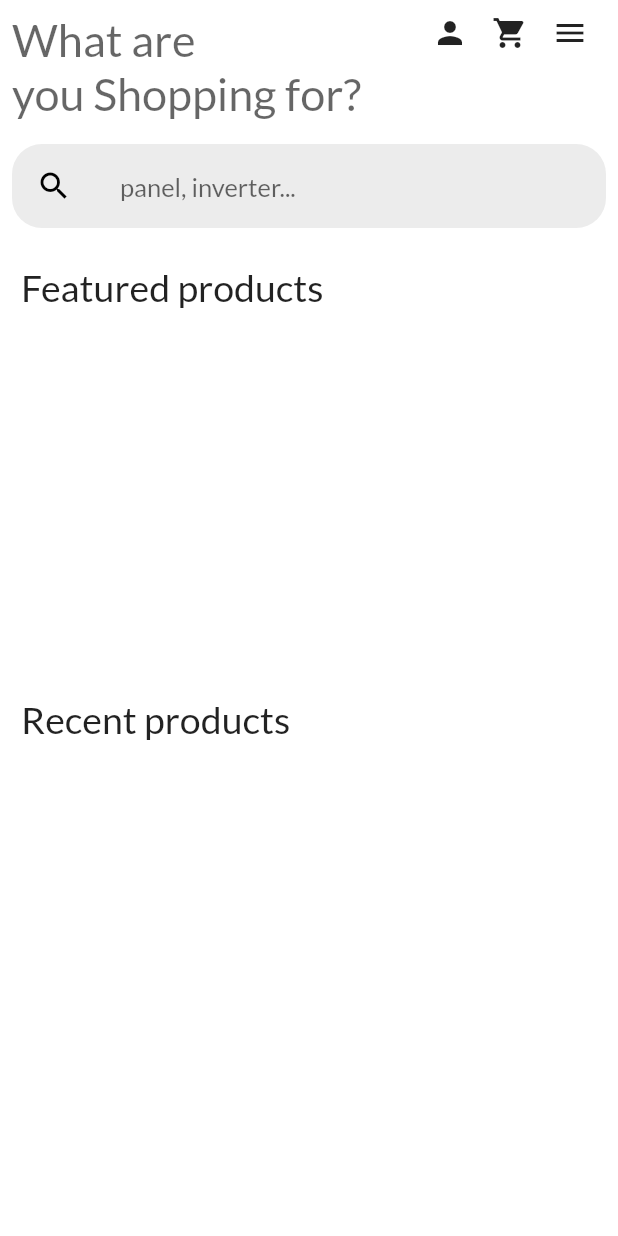
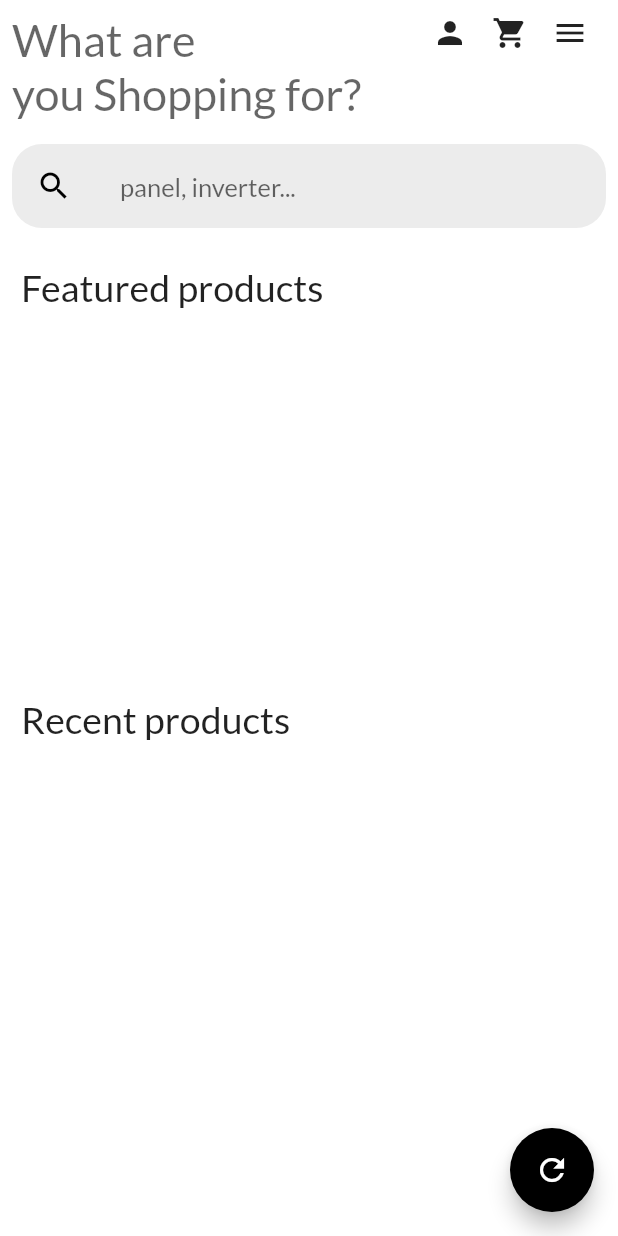
Before and after one commit to Ecodes-lab/as_solar_sales, a Flutter app: the screen it shows once a user with an empty profile is signed in, on a phone screen of 412 x 824 dp. Run offline on Flutter 3.47's test engine with Material 2 defaults, Android fonts, the phone set to English and light mode, and no system bars; our stand-ins replace carousel_pro, carousel_slider, cloud_firestore, dio, firebase_auth, firebase_core and 6 more; missing offline and left inert: flutter_paystack; accounts and stored records are empty.

```diff
--- a/lib/main.dart
+++ b/lib/main.dart
@@ -1,3 +1,4 @@
+import 'package:as_solar_sales/screens/confirm_email.dart';
 import 'package:firebase_auth/firebase_auth.dart';
 import 'package:firebase_core/firebase_core.dart';
 import 'package:as_solar_sales/provider/app.dart';
@@ -41,6 +42,8 @@ class ScreensController extends StatelessWidget {
         return Login();
       case Status.Authenticated:
         return HomePage();
+      case Status.ConfirmEmail:
+        return ConfirmEmail();
       default: return Login();
     }
   }
--- a/lib/models/user.dart
+++ b/lib/models/user.dart
@@ -10,6 +10,8 @@ class UserModel {
   static const PAYSTACK_ID = "paystackId";
   static const CART = "cart";
   static const ACTIVE_CARD = "activeCard";
+  static const IS_ADMIN = "isAdmin";
+  static const IS_SUPER_ADMIN = "isSuperAdmin";
 
 
   String _name;
@@ -19,6 +21,8 @@ class UserModel {
   String _paystackId;
   String _activeCard;
   int _priceSum = 0;
+  bool _isAdmin;
+  bool _isSuperAdmin;
 
 
 //  getters
@@ -39,6 +43,11 @@ class UserModel {
   int totalCartPrice;
 
 
+  bool get isAdmin => _isAdmin;
+
+  bool get isSuperAdmin => _isSuperAdmin;
+
+
 
   UserModel.fromSnapshot(DocumentSnapshot snapshot) {
     _name = snapshot.data()[NAME];
@@ -49,6 +58,8 @@ class UserModel {
     cart = _convertCartItems(snapshot.data()[CART]?? []);
     totalCartPrice = snapshot.data()[CART] == null ? 0 :getTotalPrice(cart: snapshot.data()[CART]);
     _activeCard = snapshot.data()[ACTIVE_CARD] ?? null;
+    _isAdmin = snapshot.data()[IS_ADMIN] ?? false;
+    _isSuperAdmin = snapshot.data()[IS_SUPER_ADMIN] ?? false;
 
   }
 
--- a/lib/screens/home.dart
+++ b/lib/screens/home.dart
@@ -1,5 +1,6 @@
 import 'package:as_solar_sales/helpers/common.dart';
 import 'package:as_solar_sales/helpers/style.dart';
+import 'package:as_solar_sales/provider/app.dart';
 import 'package:as_solar_sales/provider/product.dart';
 import 'package:as_solar_sales/provider/user.dart';
 import 'package:as_solar_sales/screens/product_search.dart';
@@ -15,6 +16,7 @@ import 'package:flutter_typeahead/flutter_typeahead.dart';
 import 'package:google_fonts/google_fonts.dart';
 import 'package:provider/provider.dart';
 
+import '../main.dart';
 import 'cart.dart';
 import 'manage_cards.dart';
 import 'order.dart';
@@ -25,6 +27,7 @@ class HomePage extends StatefulWidget {
   _HomePageState createState() => _HomePageState();
 }
 
+
 class _HomePageState extends State<HomePage> {
   final _key = GlobalKey<ScaffoldState>();
   StripeServices stripe = StripeServices();
@@ -34,9 +37,11 @@ class _HomePageState extends State<HomePage> {
   Widget build(BuildContext context) {
     final userProvider = Provider.of<UserProvider>(context);
     final productProvider = Provider.of<ProductProvider>(context);
-    ChangeNotifierProvider.value(
-      value: ProductProvider.initialize(),
-    );
+    _refreshAction() {
+      setState(() {
+        productProvider.loadProducts();
+      });
+    }
     return Scaffold(
       key: _key,
       backgroundColor: white,
@@ -281,6 +286,11 @@ class _HomePageState extends State<HomePage> {
           ],
         ),
       ),
+      floatingActionButton: FloatingActionButton(
+        onPressed: _refreshAction,
+        child: Icon(Icons.refresh),
+        backgroundColor: Colors.black,
+      ),
     );
   }
 }
--- a/lib/screens/login.dart
+++ b/lib/screens/login.dart
@@ -138,7 +138,7 @@ class _LoginState extends State<Login> {
                                 onPressed: () async{
                                   if(_formKey.currentState.validate()){
                                     if(!await user.signIn(_email.text, _password.text))
-                                      _key.currentState.showSnackBar(SnackBar(content: Text("Sign in failed")));
+                                      _key.currentState.showSnackBar(SnackBar(content: Text(user.message)));
                                   }
                                 },
                                 minWidth: MediaQuery.of(context).size.width,
--- a/lib/screens/product_details.dart
+++ b/lib/screens/product_details.dart
@@ -31,7 +31,7 @@ class _ProductDetailsState extends State<ProductDetails> {
   void initState() {
     // TODO: implement initState
     super.initState();
-    _color = widget.product.colors[0];
+    // _color = widget.product.colors[0];
     _size = widget.product.size;
   }
 
--- a/lib/screens/signup.dart
+++ b/lib/screens/signup.dart
@@ -4,6 +4,7 @@ import 'package:as_solar_sales/provider/user.dart';
 import 'package:as_solar_sales/widgets/loading.dart';
 import 'package:flutter/material.dart';
 import 'package:provider/provider.dart';
+import '../main.dart';
 import 'home.dart';
 
 class SignUp extends StatefulWidget {
@@ -165,10 +166,10 @@ class _SignUpState extends State<SignUp> {
                                 onPressed: () async{
                                   if(_formKey.currentState.validate()){
                                     if(!await user.signUp(_name.text ,_email.text, _password.text)){
-                                      _key.currentState.showSnackBar(SnackBar(content: Text("Sign up failed")));
+                                      _key.currentState.showSnackBar(SnackBar(content: Text(user.message)));
                                       return;
                                     }
-                                    changeScreenReplacement(context, HomePage());
+                                    changeScreenReplacement(context, ScreensController());
                                   }
                                 },
                                 minWidth: MediaQuery.of(context).size.width,
```
Also changed, not shown: lib/provider/user.dart (+69 -7 lines), lib/screens/confirm_email.dart (added, +43 -0 lines), lib/screens/splash.dart (+0 -47 lines).
